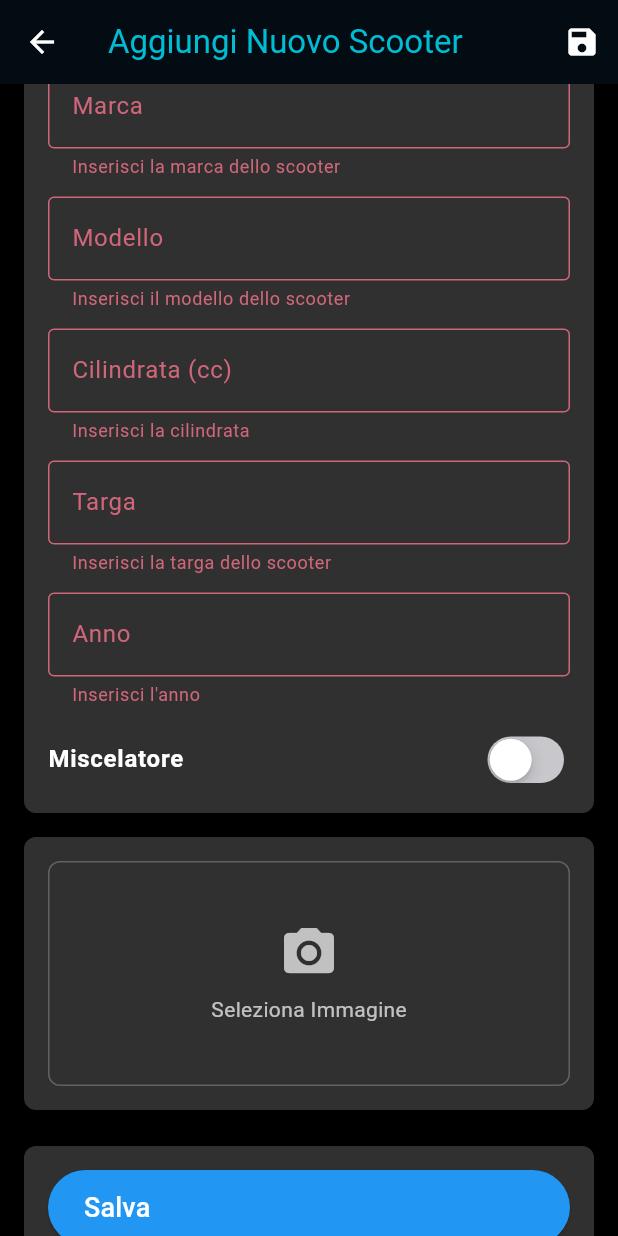
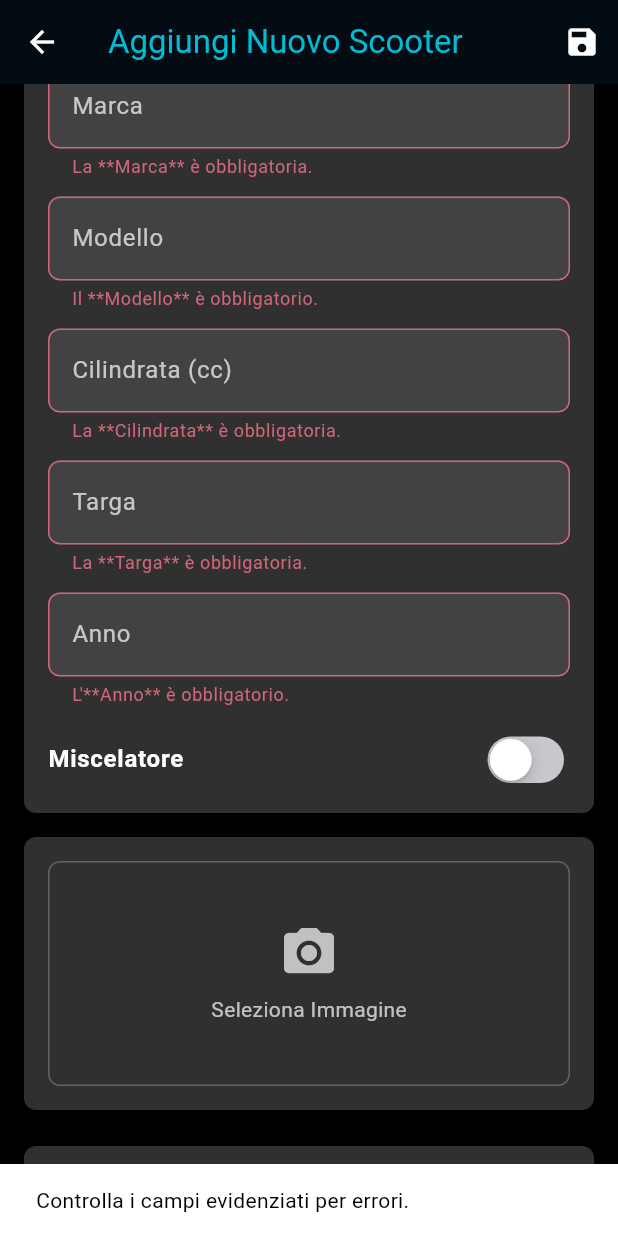
Before and after one commit to rinino/myScoterFlutter, a Flutter app: the AddEditScooterScreen screen opened directly, scrolled down 45 dp, after a tap on "Salva", on a phone screen of 412 x 824 dp. Run offline on Flutter 3.47's test engine with Material 3 defaults, Android fonts, the phone set to English and light mode, and no system bars; our stand-ins replace image_picker, sqflite; accounts and stored records are empty.

Commit message:
validazione scooter

```diff
--- a/lib/screens/add_edit_scooter_screen.dart
+++ b/lib/screens/add_edit_scooter_screen.dart
@@ -1,4 +1,3 @@
-// lib/screens/add_edit_scooter_screen.dart
 import 'package:flutter/material.dart';
 import 'package:myscoterflutter/models/scooter.dart';
 import 'package:image_picker/image_picker.dart';
@@ -63,6 +62,14 @@ class _AddEditScooterScreenState extends State<AddEditScooterScreen> {
     }
   }
 
+  void _showErrorSnackBar(String message) {
+    if (mounted) {
+      ScaffoldMessenger.of(context).showSnackBar(
+        SnackBar(content: Text(message)),
+      );
+    }
+  }
+
   void _saveScooter() {
     if (_formKey.currentState!.validate()) {
       final String marca = _marcaController.text.trim();
@@ -83,12 +90,15 @@ class _AddEditScooterScreenState extends State<AddEditScooterScreen> {
       );
 
       Navigator.pop(context, newOrUpdatedScooter);
+    } else {
+      _showErrorSnackBar('Controlla i campi evidenziati per errori.');
     }
   }
 
   @override
   Widget build(BuildContext context) {
     final Color titleColor = Theme.of(context).textTheme.headlineMedium?.color ?? Colors.white;
+    final Color detailTextColor = Colors.white70;
 
     return Scaffold(
       appBar: AppBar(
@@ -121,13 +131,19 @@ class _AddEditScooterScreenState extends State<AddEditScooterScreen> {
                   children: [
                     TextFormField(
                       controller: _marcaController,
-                      decoration: const InputDecoration(
+                      decoration: InputDecoration(
                         labelText: 'Marca',
-                        border: OutlineInputBorder(),
+                        hintText: 'Inserisci la marca',
+                        labelStyle: TextStyle(color: detailTextColor),
+                        hintStyle: TextStyle(color: Colors.white54),
+                        border: OutlineInputBorder(borderRadius: BorderRadius.circular(8.0)),
+                        filled: true,
+                        fillColor: Colors.grey[800],
                       ),
+                      style: const TextStyle(color: Colors.white),
                       validator: (value) {
-                        if (value == null || value.isEmpty) {
-                          return 'Inserisci la marca dello scooter';
+                        if (value == null || value.trim().isEmpty) {
+                          return 'La **Marca** è obbligatoria.';
                         }
                         return null;
                       },
@@ -136,13 +152,19 @@ class _AddEditScooterScreenState extends State<AddEditScooterScreen> {
 
                     TextFormField(
                       controller: _modelloController,
-                      decoration: const InputDecoration(
+                      decoration: InputDecoration(
                         labelText: 'Modello',
-                        border: OutlineInputBorder(),
+                        hintText: 'Inserisci il modello',
+                        labelStyle: TextStyle(color: detailTextColor),
+                        hintStyle: TextStyle(color: Colors.white54),
+                        border: OutlineInputBorder(borderRadius: BorderRadius.circular(8.0)),
+                        filled: true,
+                        fillColor: Colors.grey[800],
                       ),
+                      style: const TextStyle(color: Colors.white),
                       validator: (value) {
-                        if (value == null || value.isEmpty) {
-                          return 'Inserisci il modello dello scooter';
+                        if (value == null || value.trim().isEmpty) {
+                          return 'Il **Modello** è obbligatorio.';
                         }
                         return null;
                       },
@@ -152,16 +174,29 @@ class _AddEditScooterScreenState extends State<AddEditScooterScreen> {
                     TextFormField(
                       controller: _cilindrataController,
                       keyboardType: TextInputType.number,
-                      decoration: const InputDecoration(
+                      decoration: InputDecoration(
                         labelText: 'Cilindrata (cc)',
-                        border: OutlineInputBorder(),
+                        hintText: 'Inserisci la cilindrata',
+                        labelStyle: TextStyle(color: detailTextColor),
+                        hintStyle: TextStyle(color: Colors.white54),
+                        border: OutlineInputBorder(borderRadius: BorderRadius.circular(8.0)),
+                        filled: true,
+                        fillColor: Colors.grey[800],
                       ),
+                      style: const TextStyle(color: Colors.white),
                       validator: (value) {
                         if (value == null || value.isEmpty) {
-                          return 'Inserisci la cilindrata';
+                          return 'La **Cilindrata** è obbligatoria.';
                         }
-                        if (int.tryParse(value) == null) {
-                          return 'Inserisci un numero valido';
+                        final int? cilindrata = int.tryParse(value);
+                        if (cilindrata == null) {
+                          return 'Inserisci un numero intero valido.';
+                        }
+                        if (cilindrata < 25) { // Nuovo limite inferiore
+                          return 'La Cilindrata deve essere almeno **25cc**.';
+                        }
+                        if (cilindrata > 500) { // Nuovo limite superiore
+                          return 'La Cilindrata deve essere al massimo **500cc**.';
                         }
                         return null;
                       },
@@ -170,14 +205,21 @@ class _AddEditScooterScreenState extends State<AddEditScooterScreen> {
 
                     TextFormField(
                       controller: _targaController,
-                      decoration: const InputDecoration(
+                      decoration: InputDecoration(
                         labelText: 'Targa',
-                        border: OutlineInputBorder(),
+                        hintText: 'Inserisci la targa (es. AA123BB)',
+                        labelStyle: TextStyle(color: detailTextColor),
+                        hintStyle: TextStyle(color: Colors.white54),
+                        border: OutlineInputBorder(borderRadius: BorderRadius.circular(8.0)),
+                        filled: true,
+                        fillColor: Colors.grey[800],
                       ),
+                      style: const TextStyle(color: Colors.white),
                       validator: (value) {
-                        if (value == null || value.isEmpty) {
-                          return 'Inserisci la targa dello scooter';
+                        if (value == null || value.trim().isEmpty) {
+                          return 'La **Targa** è obbligatoria.';
                         }
+                        // Puoi aggiungere qui una RegEx per il formato della targa se vuoi
                         return null;
                       },
                     ),
@@ -186,20 +228,27 @@ class _AddEditScooterScreenState extends State<AddEditScooterScreen> {
                     TextFormField(
                       controller: _annoController,
                       keyboardType: TextInputType.number,
-                      decoration: const InputDecoration(
+                      decoration: InputDecoration(
                         labelText: 'Anno',
-                        border: OutlineInputBorder(),
+                        hintText: 'Inserisci l\'anno (es. 2020)',
+                        labelStyle: TextStyle(color: detailTextColor),
+                        hintStyle: TextStyle(color: Colors.white54),
+                        border: OutlineInputBorder(borderRadius: BorderRadius.circular(8.0)),
+                        filled: true,
+                        fillColor: Colors.grey[800],
                       ),
+                      style: const TextStyle(color: Colors.white),
                       validator: (value) {
                         if (value == null || value.isEmpty) {
-                          return 'Inserisci l\'anno';
+                          return 'L\'**Anno** è obbligatorio.';
                         }
-                        if (int.tryParse(value) == null) {
-                          return 'Inserisci un anno valido';
+                        final int? anno = int.tryParse(value);
+                        if (anno == null) {
+                          return 'Inserisci un numero intero valido.';
                         }
-                        final int? annoInt = int.tryParse(value);
-                        if (annoInt != null && (annoInt < 1900 || annoInt > DateTime.now().year + 1)) {
-                          return 'Anno non valido';
+                        final int currentYear = DateTime.now().year;
+                        if (anno < 1900 || anno > currentYear + 1) {
+                          return 'Inserisci un anno valido (es. **1900 - ${currentYear + 1}**).';
                         }
                         return null;
                       },
```
